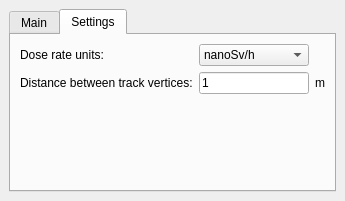
Qt form ground_radiation_monitoring_dockwidget_base.ui (ctu-geoforall-lab-projects/bp-kala-2017) before a commit.
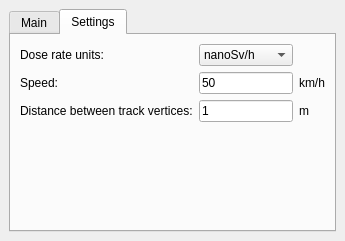
The same form after that commit. The open tabs and pages were chosen to show the change. Custom widgets are drawn as their Qt base class.

Commit message: UI changes - let user choose report file save dir. Speed to settings. (see #7)

Patch:
```diff
--- a/ground_radiation_monitoring_dockwidget_base.ui
+++ b/ground_radiation_monitoring_dockwidget_base.ui
@@ -7,7 +7,7 @@
     <x>0</x>
     <y>0</y>
     <width>345</width>
-    <height>201</height>
+    <height>241</height>
    </rect>
   </property>
   <property name="windowTitle">
@@ -149,7 +149,7 @@
           </property>
          </widget>
         </item>
-        <item row="0" column="1">
+        <item row="0" column="2">
          <widget class="QComboBox" name="unit_box">
           <item>
            <property name="text">
@@ -174,27 +174,34 @@
          </widget>
         </item>
         <item row="1" column="0">
+         <widget class="QLabel" name="label_5">
+          <property name="text">
+           <string>Speed:</string>
+          </property>
+         </widget>
+        </item>
+        <item row="1" column="2">
+         <widget class="QLineEdit" name="speed">
+          <property name="text">
+           <string>50</string>
+          </property>
+         </widget>
+        </item>
+        <item row="1" column="3" colspan="2">
+         <widget class="QLabel" name="label_6">
+          <property name="text">
+           <string>km/h</string>
+          </property>
+         </widget>
+        </item>
+        <item row="2" column="0" colspan="2">
          <widget class="QLabel" name="label">
           <property name="text">
            <string>Distance between track vertices:</string>
           </property>
          </widget>
         </item>
-        <item row="1" column="1">
-         <widget class="QLineEdit" name="vertex_dist">
-          <property name="text">
-           <string>1</string>
-          </property>
-         </widget>
-        </item>
-        <item row="1" column="2">
-         <widget class="QLabel" name="label_2">
-          <property name="text">
-           <string>m</string>
-          </property>
-         </widget>
-        </item>
-        <item row="2" column="0">
+        <item row="3" column="1">
          <spacer name="verticalSpacer">
           <property name="orientation">
            <enum>Qt::Vertical</enum>
@@ -207,6 +214,20 @@
           </property>
          </spacer>
         </item>
+        <item row="2" column="2">
+         <widget class="QLineEdit" name="vertex_dist">
+          <property name="text">
+           <string>1</string>
+          </property>
+         </widget>
+        </item>
+        <item row="2" column="3">
+         <widget class="QLabel" name="label_2">
+          <property name="text">
+           <string>m</string>
+          </property>
+         </widget>
+        </item>
        </layout>
       </widget>
      </widget>
```
Left out of the diff: 29 changed lines with no effect on the pictures.
